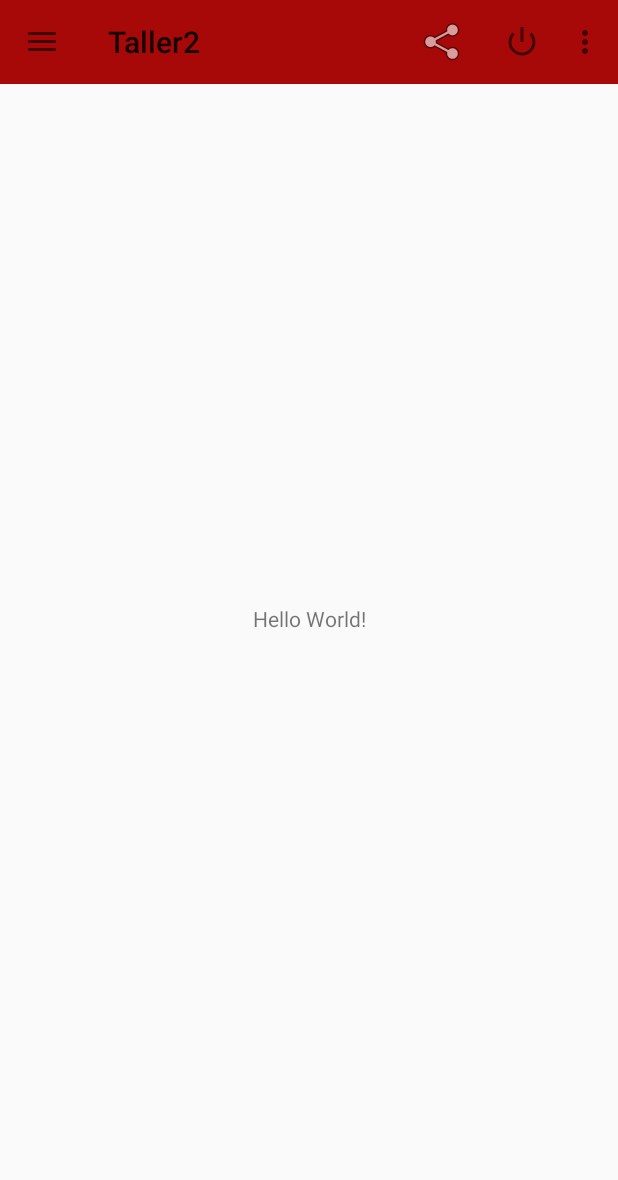
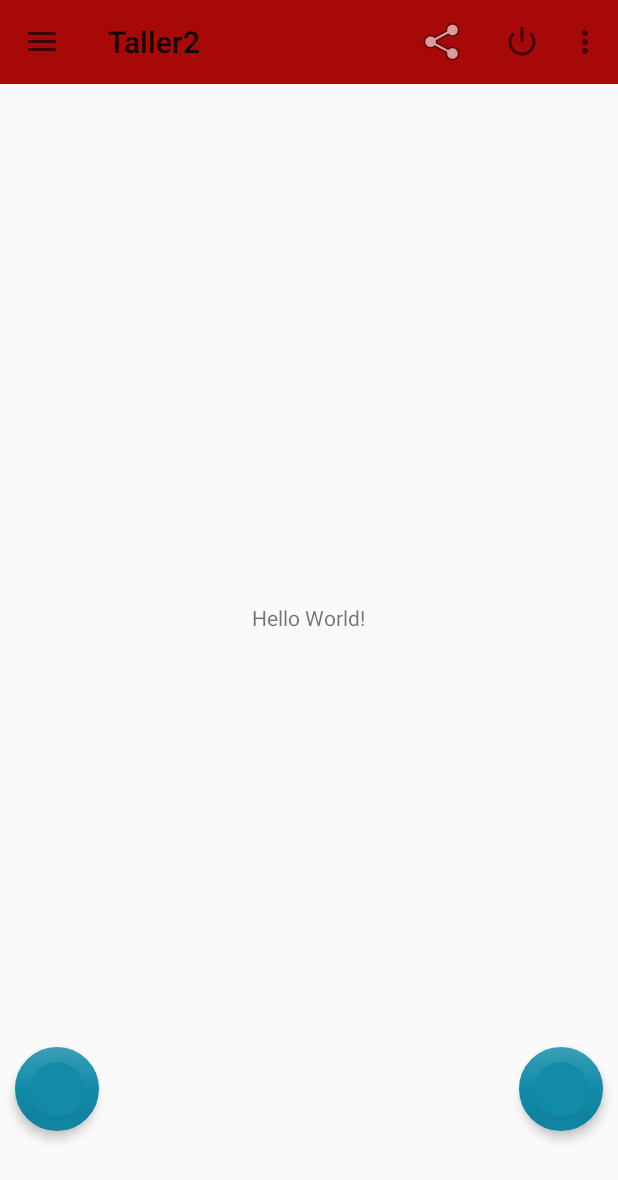
Before and after one commit to angelabalaguer/Taller-Android-Parte-2, an Android app: the screen it shows after launch (MainActivity), on a phone screen of 412 x 824 dp. Shown: the top 1180 px of the screen. Run offline under Robolectric (Android 15) with nearby library versions, the phone set to English and light mode, and no system bars.

Commit message:
add Floating Action Button

```diff
--- a/app/src/main/java/com/example/taller2/MainActivity.java
+++ b/app/src/main/java/com/example/taller2/MainActivity.java
@@ -10,6 +10,8 @@ import android.content.Intent;
 import android.os.Bundle;
 import android.view.Menu;
 import android.view.MenuItem;
+import android.view.View;
+import android.widget.Toast;
 
 import com.google.android.material.navigation.NavigationView;
 
@@ -121,6 +123,12 @@ public class MainActivity extends AppCompatActivity implements NavigationView.On
         }
         return super.onOptionsItemSelected(item);
     }
+    public void btnderecha(View view) {
+        Toast.makeText(this, "Se pulso el floating button de la derecha "+ view.getTag(), Toast.LENGTH_LONG).show();
+    }
+    public void btnizquierda(View view) {
+        Toast.makeText(this, "Se pulso el floating button de la izquierda "+ view.getTag(), Toast.LENGTH_LONG).show();
+    }
 
 
 }
--- a/app/src/main/res/layout/activity_main.xml
+++ b/app/src/main/res/layout/activity_main.xml
@@ -1,25 +1,43 @@
 <?xml version="1.0" encoding="utf-8"?>
-<androidx.constraintlayout.widget.ConstraintLayout xmlns:android="http://schemas.android.com/apk/res/android"
+<androidx.coordinatorlayout.widget.CoordinatorLayout xmlns:android="http://schemas.android.com/apk/res/android"
     xmlns:app="http://schemas.android.com/apk/res-auto"
     xmlns:tools="http://schemas.android.com/tools"
     android:layout_width="match_parent"
     android:layout_height="match_parent"
     tools:context=".MainActivity">
-
+    <TextView
+        android:layout_width="wrap_content"
+        android:layout_height="wrap_content"
+        android:layout_gravity="center"
+        android:text="Hello World!" />
     <androidx.appcompat.widget.Toolbar
         android:id="@+id/toolbar"
         android:layout_width="match_parent"
         android:layout_height="wrap_content"
-        android:minHeight="?attr/actionBarSize"
         android:background="#a70909"
-        tools:ignore="MissingConstraints" />
-    <TextView
+        android:minHeight="?attr/actionBarSize"/>
+    <com.google.android.material.floatingactionbutton.FloatingActionButton
         android:layout_width="wrap_content"
         android:layout_height="wrap_content"
-        android:text="Hello World!"
-        app:layout_constraintBottom_toBottomOf="parent"
-        app:layout_constraintLeft_toLeftOf="parent"
-        app:layout_constraintRight_toRightOf="parent"
-        app:layout_constraintTop_toTopOf="parent" />
-
-</androidx.constraintlayout.widget.ConstraintLayout>
+        android:layout_gravity="bottom|end"
+        android:layout_marginRight="10dp"
+        android:layout_marginBottom="70dp"
+        android:tag="fabderecha"
+        app:backgroundTint="#128ba9"
+        app:borderWidth="10dp"
+        app:elevation="4dp"
+        app:fabSize="normal"
+        app:rippleColor="#43e3ff" />
+    <com.google.android.material.floatingactionbutton.FloatingActionButton
+        android:layout_width="wrap_content"
+        android:layout_height="wrap_content"
+        android:layout_gravity="bottom|left"
+        android:layout_marginLeft="10dp"
+        android:layout_marginBottom="70dp"
+        android:tag="fabizquierda"
+        app:backgroundTint="#128ba9"
+        app:borderWidth="10dp"
+        app:elevation="4dp"
+        app:fabSize="normal"
+        app:rippleColor="#43e3ff" />
+</androidx.coordinatorlayout.widget.CoordinatorLayout>
```
